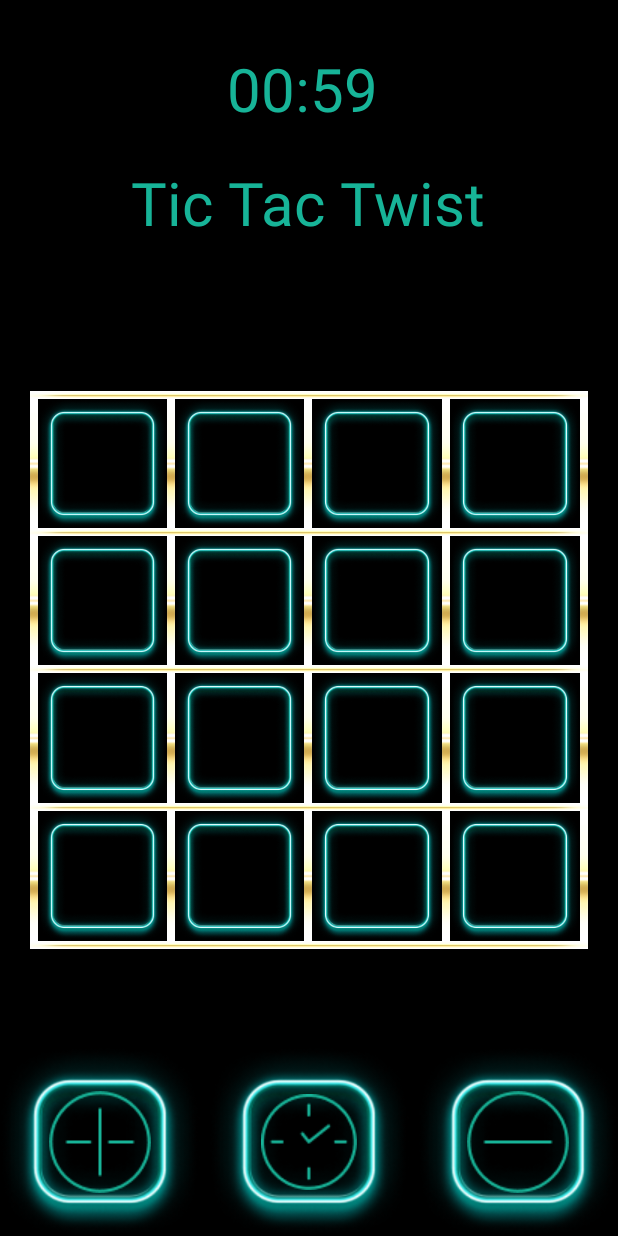
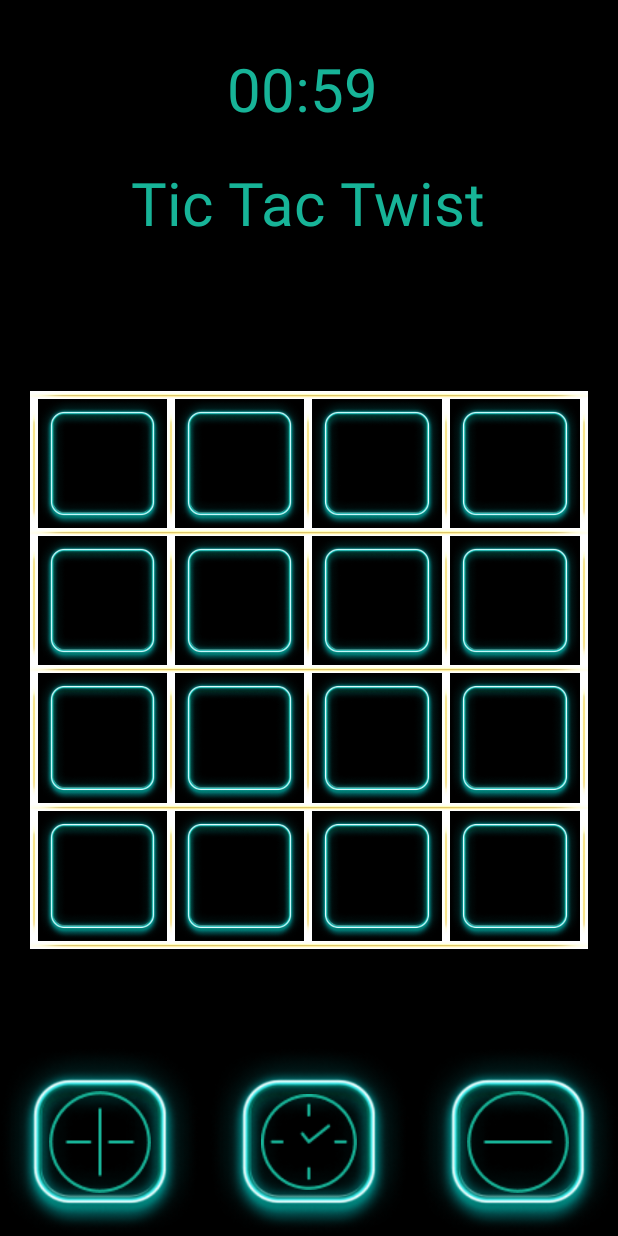
Before and after one commit to theboomstick123/AndroidProg, an Android app: the GameActivity screen opened directly, with no data from a screen before it, on a phone screen of 412 x 824 dp. Run offline under Robolectric (Android 15) with nearby library versions, the phone set to English and light mode, and no system bars; 22 statements that could not run were skipped.

Commit message:
vertical grids drawables added

```diff
--- a/app/src/main/res/layout/activity_game.xml
+++ b/app/src/main/res/layout/activity_game.xml
@@ -46,7 +46,7 @@
             <View
                 android:id="@+id/line1"
                 style="@style/verticalLine"
-                android:background="@drawable/columnyellow" />
+                android:background="@drawable/verticalyellow" />
 
             <ImageView
                 android:id="@+id/a1"
@@ -56,7 +56,7 @@
             <View
                 android:id="@+id/line2"
                 style="@style/verticalLine"
-                android:background="@drawable/columnyellow" />
+                android:background="@drawable/verticalyellow" />
 
             <ImageView
                 android:id="@+id/b1"
@@ -66,7 +66,7 @@
             <View
                 android:id="@+id/line3"
                 style="@style/verticalLine"
-                android:background="@drawable/columnyellow" />
+                android:background="@drawable/verticalyellow" />
 
             <ImageView
                 android:id="@+id/c1"
@@ -76,7 +76,7 @@
             <View
                 android:id="@+id/line4"
                 style="@style/verticalLine"
-                android:background="@drawable/columnyellow" />
+                android:background="@drawable/verticalyellow" />
 
             <ImageView
                 android:id="@+id/d1"
@@ -86,7 +86,7 @@
             <View
                 android:id="@+id/line5"
                 style="@style/verticalLine"
-                android:background="@drawable/columnyellow" />
+                android:background="@drawable/verticalyellow" />
 
         </LinearLayout>
 
@@ -100,7 +100,7 @@
             <View
                 android:id="@+id/line6"
                 style="@style/verticalLine"
-                android:background="@drawable/columnyellow" />
+                android:background="@drawable/verticalyellow" />
 
             <ImageView
                 android:id="@+id/a2"
@@ -110,7 +110,7 @@
             <View
                 android:id="@+id/line7"
                 style="@style/verticalLine"
-                android:background="@drawable/columnyellow" />
+                android:background="@drawable/verticalyellow" />
 
             <ImageView
                 android:id="@+id/b2"
@@ -120,7 +120,7 @@
             <View
                 android:id="@+id/line8"
                 style="@style/verticalLine"
-                android:background="@drawable/columnyellow" />
+                android:background="@drawable/verticalyellow" />
 
             <ImageView
                 android:id="@+id/c2"
@@ -130,7 +130,7 @@
             <View
                 android:id="@+id/line9"
                 style="@style/verticalLine"
-                android:background="@drawable/columnyellow" />
+                android:background="@drawable/verticalyellow" />
 
             <ImageView
                 android:id="@+id/d2"
@@ -140,7 +140,7 @@
             <View
                 android:id="@+id/line10"
                 style="@style/verticalLine"
-                android:background="@drawable/columnyellow" />
+                android:background="@drawable/verticalyellow" />
 
         </LinearLayout>
 
@@ -154,7 +154,7 @@
             <View
                 android:id="@+id/line11"
                 style="@style/verticalLine"
-                android:background="@drawable/columnyellow" />
+                android:background="@drawable/verticalyellow" />
 
             <ImageView
                 android:id="@+id/a3"
@@ -164,7 +164,7 @@
             <View
                 android:id="@+id/line12"
                 style="@style/verticalLine"
-                android:background="@drawable/columnyellow" />
+                android:background="@drawable/verticalyellow" />
 
             <ImageView
                 android:id="@+id/b3"
@@ -174,7 +174,7 @@
             <View
                 android:id="@+id/line13"
                 style="@style/verticalLine"
-                android:background="@drawable/columnyellow" />
+                android:background="@drawable/verticalyellow" />
 
             <ImageView
                 android:id="@+id/c3"
@@ -184,7 +184,7 @@
             <View
                 android:id="@+id/line14"
                 style="@style/verticalLine"
-                android:background="@drawable/columnyellow" />
+                android:background="@drawable/verticalyellow" />
 
             <ImageView
                 android:id="@+id/d3"
@@ -194,7 +194,7 @@
             <View
                 android:id="@+id/line15"
                 style="@style/verticalLine"
-                android:background="@drawable/columnyellow" />
+                android:background="@drawable/verticalyellow" />
 
         </LinearLayout>
 
@@ -208,7 +208,7 @@
             <View
                 android:id="@+id/line16"
                 style="@style/verticalLine"
-                android:background="@drawable/columnyellow" />
+                android:background="@drawable/verticalyellow" />
 
             <ImageView
                 android:id="@+id/a4"
@@ -218,7 +218,7 @@
             <View
                 android:id="@+id/line17"
                 style="@style/verticalLine"
-                android:background="@drawable/columnyellow" />
+                android:background="@drawable/verticalyellow" />
 
             <ImageView
                 android:id="@+id/b4"
@@ -228,7 +228,7 @@
             <View
                 android:id="@+id/line18"
                 style="@style/verticalLine"
-                android:background="@drawable/columnyellow" />
+                android:background="@drawable/verticalyellow" />
 
             <ImageView
                 android:id="@+id/c4"
@@ -238,7 +238,7 @@
             <View
                 android:id="@+id/line19"
                 style="@style/verticalLine"
-                android:background="@drawable/columnyellow" />
+                android:background="@drawable/verticalyellow" />
 
             <ImageView
                 android:id="@+id/d4"
@@ -248,7 +248,7 @@
             <View
                 android:id="@+id/line20"
                 style="@style/verticalLine"
-                android:background="@drawable/columnyellow" />
+                android:background="@drawable/verticalyellow" />
 
         </LinearLayout>
 
--- a/app/src/main/res/values/colors.xml
+++ b/app/src/main/res/values/colors.xml
@@ -5,5 +5,6 @@
     <color name="violet">#AC3EEF</color>
     <color name="cyan">#17B498</color>
     <color name="bettercyan">#17B498</color>
-
+    <color name="red">#FF0000</color>
+    <color name="blyue">#0000FF</color>
 </resources>
```
Also changed, not shown: app/src/main/java/com/example/finalsproject/GameActivity.kt (+27 -33 lines).
